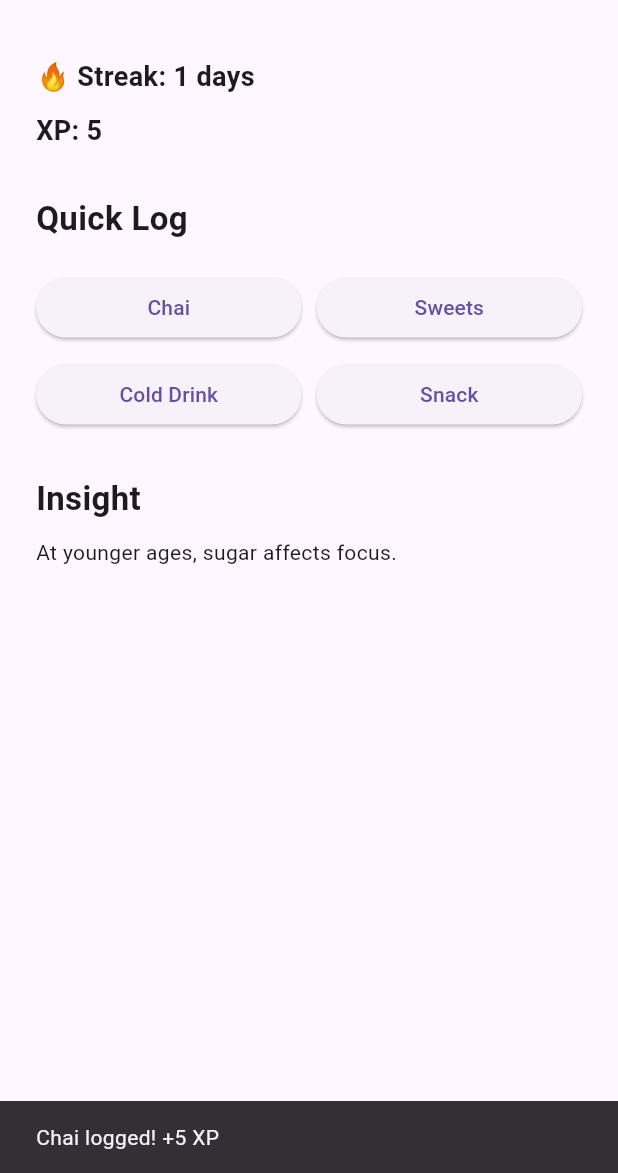
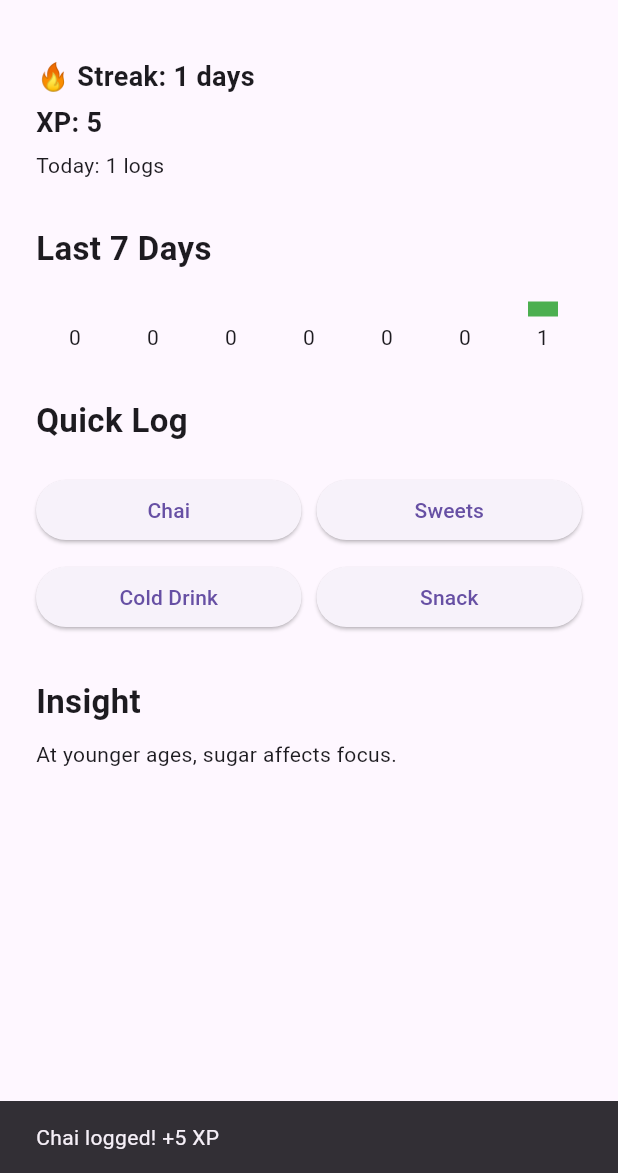
Before and after one commit to vinayak297/SpikeLess, a Flutter app: the DashboardScreen screen opened directly with empty values, after a tap on "Chai", on a phone screen of 412 x 824 dp, the part 63-1236 px from its top. Run offline on Flutter 3.47's test engine with Material 3 defaults, Android fonts, the phone set to English and light mode, and no system bars; our stand-ins replace shared_preferences; accounts and stored records are empty.

Commit message:
Added weekly 7-day sugar activity bar chart

```diff
--- a/lib/main.dart
+++ b/lib/main.dart
@@ -80,7 +80,6 @@ class _AgeScreenState extends State<AgeScreen> {
 
 class HeightScreen extends StatefulWidget {
   final int age;
-
   const HeightScreen({super.key, required this.age});
 
   @override
@@ -279,6 +278,10 @@ class _GenderScreenState extends State<GenderScreen> {
 /// DASHBOARD SCREEN
 ////////////////////////////////////////////////////////////
 
+////////////////////////////////////////////////////////////
+/// DASHBOARD SCREEN
+////////////////////////////////////////////////////////////
+
 class DashboardScreen extends StatefulWidget {
   final int age;
   final int height;
@@ -302,6 +305,9 @@ class DashboardScreen extends StatefulWidget {
 class _DashboardScreenState extends State<DashboardScreen> {
   int xp = 0;
   int streak = 0;
+  int todaySugarCount = 0;
+  List<int> weeklyCounts = List.filled(7, 0);
+
   String insightMessage =
       "Log your first sugar intake today 🌿";
 
@@ -309,6 +315,8 @@ class _DashboardScreenState extends State<DashboardScreen> {
   void initState() {
     super.initState();
     checkStreak();
+    loadTodayCount();
+    loadWeeklyData();
   }
 
   Future<void> checkStreak() async {
@@ -348,10 +356,63 @@ class _DashboardScreenState extends State<DashboardScreen> {
     setState(() {});
   }
 
-  void logSugar(String item) {
+  Future<void> loadTodayCount() async {
+    final prefs = await SharedPreferences.getInstance();
+
+    String today =
+        DateTime.now().toIso8601String().split("T").first;
+
+    List<String> logs =
+        prefs.getStringList("sugar_logs") ?? [];
+
+    int countToday =
+        logs.where((date) => date == today).length;
+
     setState(() {
+      todaySugarCount = countToday;
+    });
+  }
+
+  Future<void> loadWeeklyData() async {
+    final prefs = await SharedPreferences.getInstance();
+    List<String> logs =
+        prefs.getStringList("sugar_logs") ?? [];
+
+    List<int> counts = List.filled(7, 0);
+
+    for (int i = 0; i < 7; i++) {
+      DateTime day =
+          DateTime.now().subtract(Duration(days: i));
+      String dateStr =
+          day.toIso8601String().split("T").first;
+
+      counts[6 - i] =
+          logs.where((d) => d == dateStr).length;
+    }
+
+    setState(() {
+      weeklyCounts = counts;
+    });
+  }
+
+  void logSugar(String item) async {
+    final prefs = await SharedPreferences.getInstance();
+
+    String today =
+        DateTime.now().toIso8601String().split("T").first;
+
+    List<String> logs =
+        prefs.getStringList("sugar_logs") ?? [];
+
+    logs.add(today);
+    await prefs.setStringList("sugar_logs", logs);
+
     xp += 5;
 
+    await loadTodayCount();
+    await loadWeeklyData();
+
+    setState(() {
       if (widget.bmi > 25) {
         insightMessage =
             "On higher BMI days, sugar spikes may last longer.";
@@ -365,9 +426,7 @@ class _DashboardScreenState extends State<DashboardScreen> {
     });
 
     ScaffoldMessenger.of(context).showSnackBar(
-      SnackBar(
-        content: Text("$item logged! +5 XP"),
-      ),
+      SnackBar(content: Text("$item logged! +5 XP")),
     );
   }
 
@@ -380,12 +439,29 @@ class _DashboardScreenState extends State<DashboardScreen> {
     );
   }
 
+  Widget buildBar(int value) {
+    return Expanded(
+      child: Column(
+        children: [
+          Container(
+            height: value * 10.0,
+            width: 20,
+            color: Colors.green,
+          ),
+          const SizedBox(height: 4),
+          Text(value.toString()),
+        ],
+      ),
+    );
+  }
+
   @override
   Widget build(BuildContext context) {
     return Scaffold(
       appBar: AppBar(title: const Text("SpikeLess")),
       body: Padding(
         padding: const EdgeInsets.all(24),
+        child: SingleChildScrollView(
           child: Column(
             crossAxisAlignment:
                 CrossAxisAlignment.start,
@@ -394,17 +470,37 @@ class _DashboardScreenState extends State<DashboardScreen> {
                   style: const TextStyle(
                       fontSize: 18,
                       fontWeight: FontWeight.bold)),
-            const SizedBox(height: 10),
+              const SizedBox(height: 5),
               Text("XP: $xp",
                   style: const TextStyle(
                       fontSize: 18,
                       fontWeight: FontWeight.bold)),
+              const SizedBox(height: 5),
+              Text("Today: $todaySugarCount logs"),
               const SizedBox(height: 30),
+
+              const Text("Last 7 Days",
+                  style: TextStyle(
+                      fontSize: 22,
+                      fontWeight: FontWeight.bold)),
+              const SizedBox(height: 20),
+
+              Row(
+                crossAxisAlignment:
+                    CrossAxisAlignment.end,
+                children: weeklyCounts
+                    .map((count) => buildBar(count))
+                    .toList(),
+              ),
+
+              const SizedBox(height: 30),
+
               const Text("Quick Log",
                   style: TextStyle(
                       fontSize: 22,
                       fontWeight: FontWeight.bold)),
               const SizedBox(height: 20),
+
               Row(
                 children: [
                   sugarButton("Chai"),
@@ -420,7 +516,9 @@ class _DashboardScreenState extends State<DashboardScreen> {
                   sugarButton("Snack"),
                 ],
               ),
+
               const SizedBox(height: 30),
+
               const Text("Insight",
                   style: TextStyle(
                       fontSize: 22,
@@ -430,6 +528,7 @@ class _DashboardScreenState extends State<DashboardScreen> {
             ],
           ),
         ),
+      ),
     );
   }
 }
```
Lines whose indentation alone changed are shown as unchanged.
